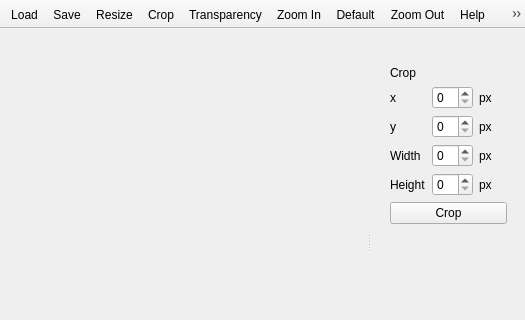
probonopd/mu-image, file ui/mainwindow.ui: the form before one commit; both pictures show x 0 to 525 and y 0 to 320 of the 525 by 476 pixel window.
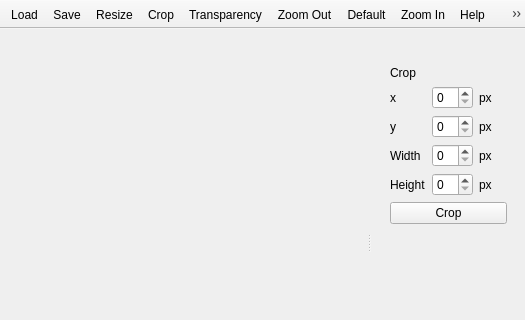
The form after the commit. Icons and pictures are not drawn.

Commit message: switch order of zoom + and - buttons

```diff
--- a/ui/mainwindow.ui
+++ b/ui/mainwindow.ui
@@ -58,9 +58,9 @@
    <addaction name="actionResize"/>
    <addaction name="actionCrop"/>
    <addaction name="actionTransparency"/>
-   <addaction name="actionZoomIn"/>
-   <addaction name="actionZoomDefault"/>
    <addaction name="actionZoomOut"/>
+   <addaction name="actionZoomDefault"/>
+   <addaction name="actionZoomIn"/>
    <addaction name="actionHelp"/>
    <addaction name="actionQuit"/>
   </widget>
```
